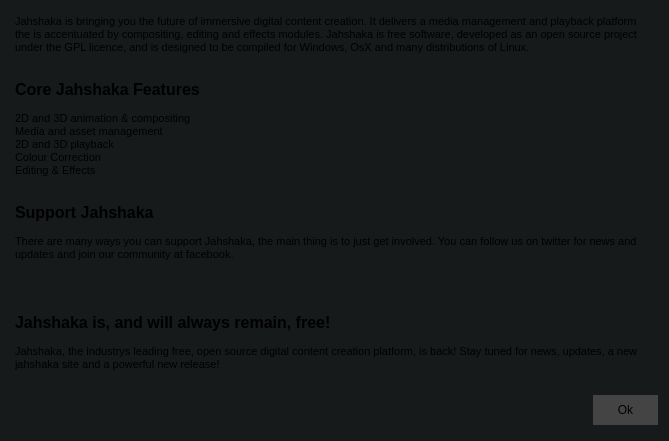
Above: src/ui/dialogs/aboutdialog.ui from jahshaka/Studio before the change. Below: the same form after it.
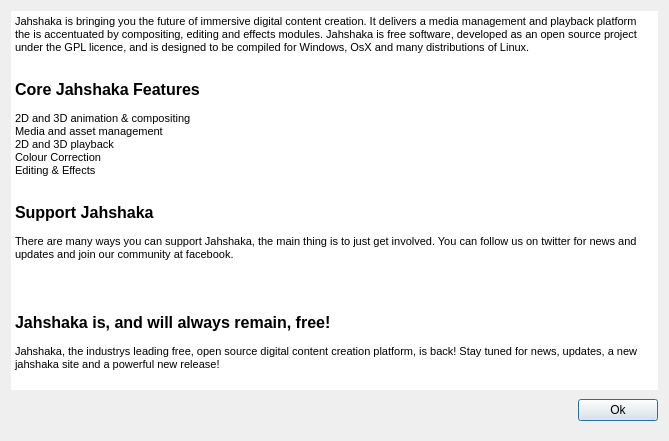
That is the form after the change.

```diff
--- a/src/ui/dialogs/aboutdialog.ui
+++ b/src/ui/dialogs/aboutdialog.ui
@@ -31,22 +31,6 @@
   <property name="windowTitle">
    <string>Dialog</string>
   </property>
-  <property name="styleSheet">
-   <string notr="true">#AboutDialog {
-	background: rgb(22, 26, 27);
-}
-
-QPushButton {
-	border: 0;
-	background: #444;
-	padding: 8px 24px;
-}
-
-QPushButton:hover {
-	background: #555;
-}
-</string>
-  </property>
   <layout class="QGridLayout" name="gridLayout_4">
    <property name="spacing">
     <number>0</number>
@@ -94,9 +78,6 @@
            </property>
            <item row="0" column="0">
             <widget class="QTextBrowser" name="textBrowser">
-             <property name="styleSheet">
-              <string notr="true">background: rgb(22, 26, 27)</string>
-             </property>
              <property name="frameShape">
               <enum>QFrame::NoFrame</enum>
              </property>
```
